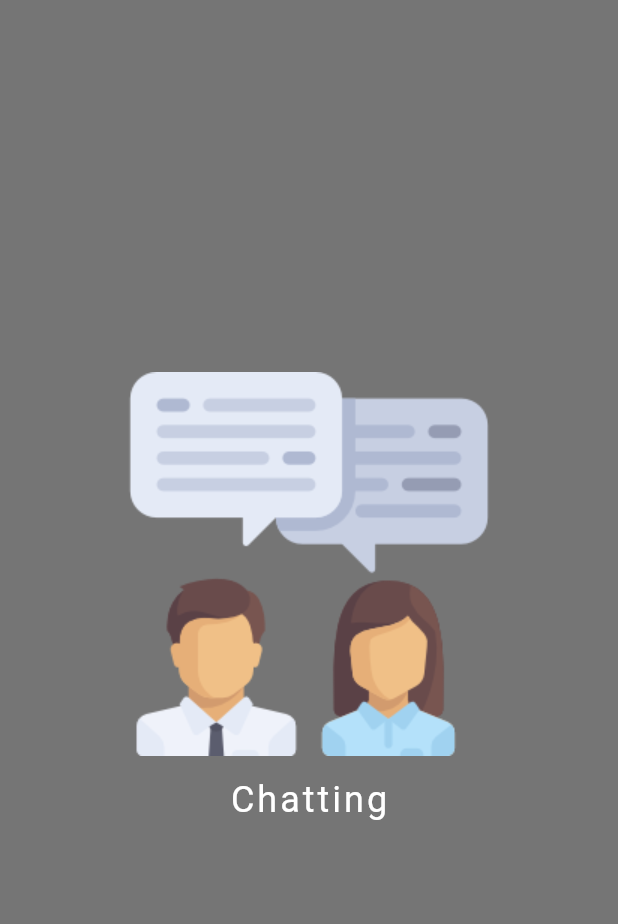
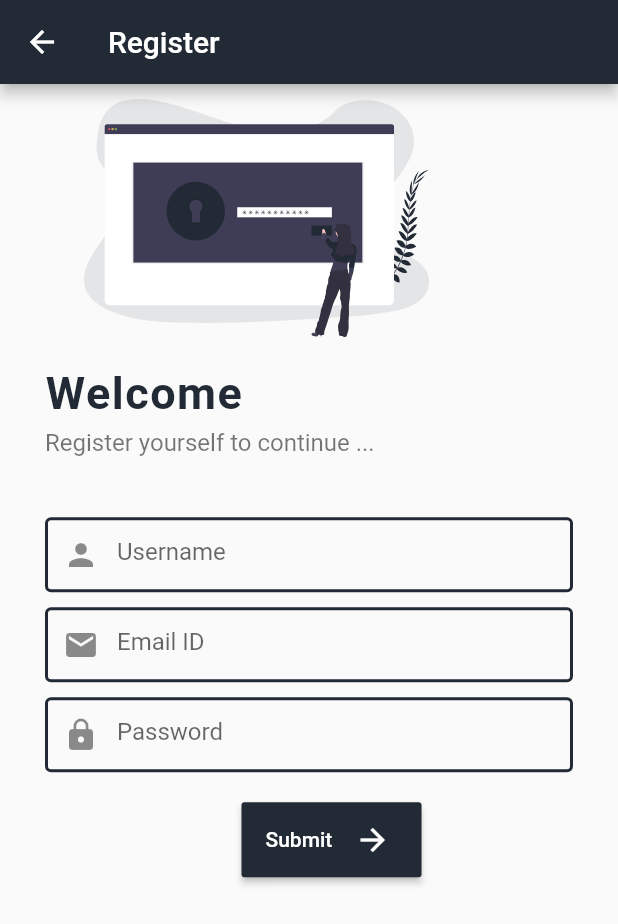
Before and after one commit to codelooper/Messenger, a Flutter app: the first screen one second after launch, on a phone screen of 412 x 824 dp. Shown: the top 924 px of the screen. Run offline on Flutter 3.47's test engine with Material 2 defaults, Android fonts, the phone set to English and light mode, and no system bars; our stand-ins replace flutter_svg.

Commit message:
Register page added

```diff
--- a/lib/main.dart
+++ b/lib/main.dart
@@ -1,9 +1,14 @@
 import 'package:flutter/material.dart';
+import 'package:flutter_firebase/register.dart';
 import 'package:flutter_firebase/splash_screen.dart';
 import 'package:flutter_firebase/home.dart';
+import 'package:flutter_firebase/login.dart';
 void main() => runApp(MaterialApp(
+  initialRoute: '/register',
   routes: {
     '/' : (context) => SplashScreen(),
     '/home' : (context) => Home(),
+    '/login' : (context) => Login(),
+    '/register' : (context) => Register(),
   }
 ));
--- /dev/null
+++ b/lib/register.dart
@@ -0,0 +1,136 @@
+import 'package:flutter/cupertino.dart';
+import 'package:flutter/material.dart';
+import 'package:flutter_svg/flutter_svg.dart';
+
+void main(){
+  runApp(MaterialApp(
+     home: Register(),
+  ));
+}
+class Register extends StatefulWidget {
+  @override
+  _RegisterState createState() => _RegisterState();
+}
+
+class _RegisterState extends State<Register> {
+  @override
+  Widget build(BuildContext context) {
+    return Scaffold(
+      appBar: AppBar(
+        backgroundColor: Color(0xff222A35),
+        title: Text('Register'),
+      ),
+      body:
+      Container(
+        child: SingleChildScrollView(
+          child: Column(
+            children: [
+              Column(
+                children: [
+                  Container(
+                    padding: EdgeInsets.fromLTRB(0, 10, 70, 0),
+                    child: SvgPicture.asset('assets/register.svg',
+                      width: 230,
+                    ),
+                  )
+                  ,
+                  Container(
+                    margin: EdgeInsets.fromLTRB(30, 20, 0, 0),
+                    child: Column(
+                      children: [
+                        Container(
+                          alignment: Alignment.centerLeft,
+                          child: Text('Welcome',style: TextStyle(
+                            fontSize: 30,
+                            color: Color(0xff222A35),
+                            letterSpacing: 1,
+                            fontWeight: FontWeight.bold
+                          ),
+                          ),
+                        ),
+                        Container(
+                          margin: EdgeInsets.fromLTRB(0, 6, 0, 0),
+                          alignment: Alignment.centerLeft,
+                          child: Text('Register yourself to continue ...',style: TextStyle(
+                              fontSize: 16,
+                              color: Colors.black54,
+                          ),
+                          ),
+                        ),
+                        Container(
+                          margin: EdgeInsets.fromLTRB(0, 40, 30, 0),
+                          height: 50,
+                          child: TextField(
+                            style: TextStyle(),
+                            decoration: InputDecoration(
+                              enabledBorder: OutlineInputBorder(
+                                borderSide: BorderSide(color: Color(0xff222A35), width: 2.0),
+                              ),
+                              hintText: 'Username',
+                              prefixIcon: Icon(Icons.person),
+                            ),
+                          ),
+                        ),
+                        Container(
+                          margin: EdgeInsets.fromLTRB(0, 10, 30, 0),
+                          height: 50,
+                          child: TextFormField(
+                            style: TextStyle(),
+                            decoration: InputDecoration(
+                              enabledBorder: OutlineInputBorder(
+                                borderSide: BorderSide(color: Color(0xff222A35), width: 2.0),
+                              ),
+                              hintText: 'Email ID',
+                              prefixIcon: Icon(Icons.email),
+                            ),
+                          ),
+                        ),
+                        Container(
+                          margin: EdgeInsets.fromLTRB(0, 10, 30, 0),
+                          height: 50,
+                          child: TextFormField(
+                            style: TextStyle(),
+                            decoration: InputDecoration(
+                              enabledBorder: OutlineInputBorder(
+                                borderSide: BorderSide(color: Color(0xff222A35), width: 2.0),
+                              ),
+                              hintText: 'Password',
+                              prefixIcon: Icon(Icons.lock),
+                            ),
+                          ),
+                        ),
+                        SizedBox(height: 20,),
+                        Container(
+                          width: 120,
+                          height: 50,
+                          child: RaisedButton(
+                          onPressed: (){},
+                            color: Color(0xff222A35),
+                            child: Row(
+                            children: [
+                              Text('Submit', style: TextStyle(color: Colors.white),),
+                              SizedBox(width: 15,),
+                              Icon(Icons.arrow_forward, color: Colors.white,),
+                            ],
+                           ),
+
+
+                          )
+                        )
+
+                      ],
+
+                  ),
+                  )
+                ],
+
+              )
+
+            ],
+          ),
+        ),
+      ),
+
+    );
+  }
+}
--- a/lib/splash_screen.dart
+++ b/lib/splash_screen.dart
@@ -16,7 +16,7 @@ class _SplashScreenState extends State<SplashScreen> {
   @override
   void initState() {
     super.initState();
-    Future.delayed(Duration(seconds: 03), () => Navigator.pushNamed(context, '/home'));
+    //Future.delayed(Duration(seconds: 03), () => Navigator.pushNamed(context, '/login'));
   }
   @override
   Widget build(BuildContext context) {
--- a/pubspec.yaml
+++ b/pubspec.yaml
@@ -23,11 +23,13 @@ environment:
 dependencies:
   flutter:
     sdk: flutter
+  flutter_svg: ^0.19.0
 
 
   # The following adds the Cupertino Icons font to your application.
   # Use with the CupertinoIcons class for iOS style icons.
   cupertino_icons: ^0.1.3
+
 
 dev_dependencies:
   flutter_test:
@@ -48,6 +50,9 @@ flutter:
   assets:
    - assets/images.jpg
    - assets/chatting.png
+   - assets/login.png
+   - assets/login1.svg
+   - assets/register.svg
   #   - images/a_dot_ham.jpeg
 
   # An image asset can refer to one or more resolution-specific "variants", see
```
Also changed, not shown: lib/login.dart (added, +101 -0 lines), assets/login.png (added), assets/login1.svg (added), assets/register.svg (added), pubspec.lock.
